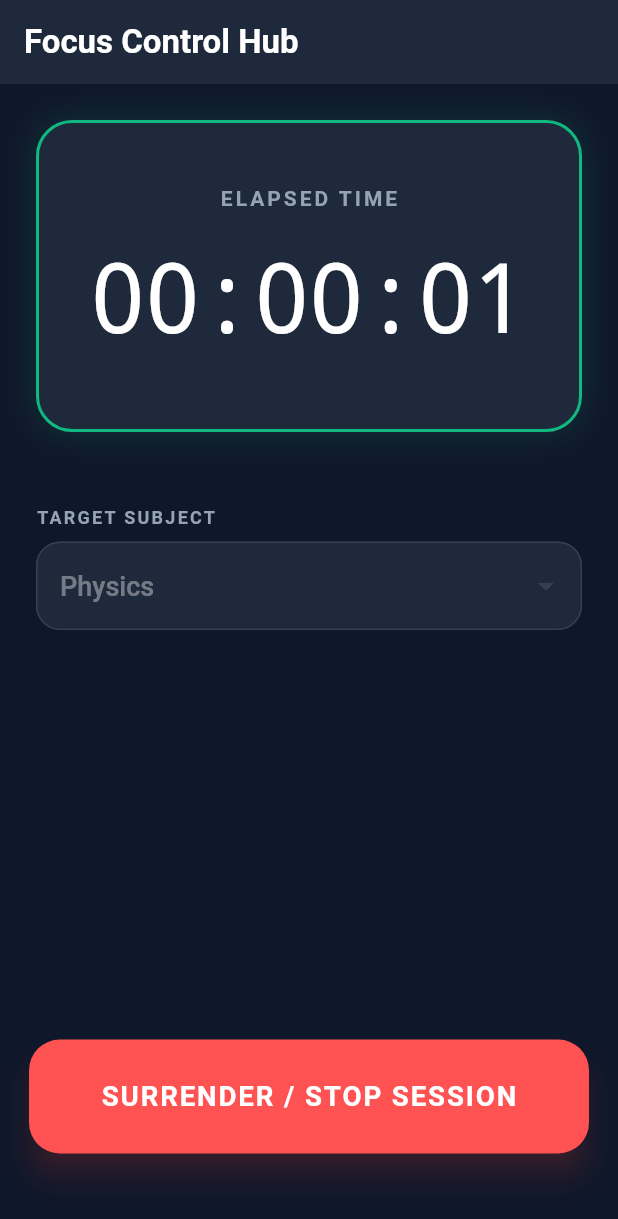
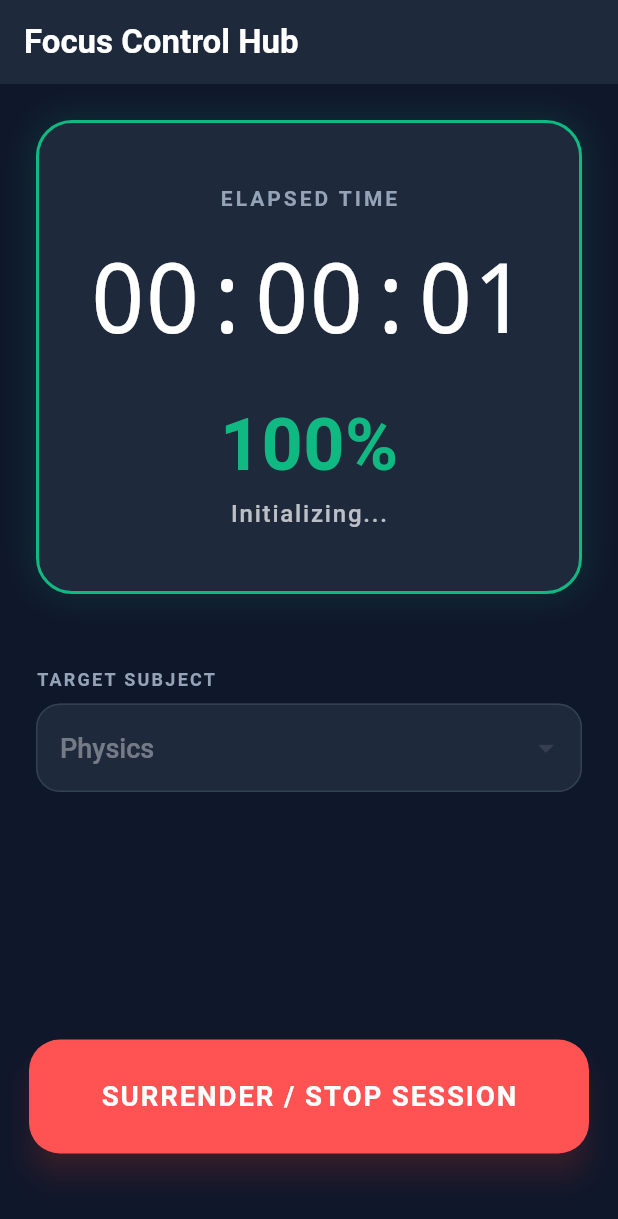
Before and after one commit to sireenyadav/face-tracker1, a Flutter app: the screen it shows after launch, after a tap on "START FOCUS SESSION", on a phone screen of 412 x 824 dp. Shown: the top 1219 px of the screen. Run offline on Flutter 3.47's test engine with Material 3 defaults, Android fonts, the phone set to English and light mode, and no system bars; our stand-ins replace permission_handler, supabase_flutter; missing offline and left inert: flutter_webrtc; accounts and stored records are empty.

Commit message:
Implement permission_handler and connect live telemetry EventChannel in Dashboard

```diff
--- a/lib/screens/dashboard_screen.dart
+++ b/lib/screens/dashboard_screen.dart
@@ -2,6 +2,7 @@ import 'dart:async';
 import 'package:flutter/material.dart';
 import 'package:flutter/services.dart';
 import 'package:flutter_webrtc/flutter_webrtc.dart';
+import 'package:permission_handler/permission_handler.dart';
 import '../telemetry/webrtc_stream_handler.dart';
 
 const Color emeraldColor = Color(0xFF10B981);
@@ -16,6 +17,11 @@ class DashboardScreen extends StatefulWidget {
 class _DashboardScreenState extends State<DashboardScreen> with SingleTickerProviderStateMixin {
   // Define the method channel matching the native Kotlin pipeline hooks
   static const platform = MethodChannel('com.facetracker.face_tracker/telemetry');
+  static const telemetryStream = EventChannel('com.facetracker/telemetryStream');
+
+  StreamSubscription? _telemetrySubscription;
+  int _liveScore = 100;
+  String _liveState = "Initializing...";
 
   bool _isSessionActive = false;
   int _elapsedSeconds = 0;
@@ -60,9 +66,18 @@ class _DashboardScreenState extends State<DashboardScreen> with SingleTickerProv
 
   @override
   void dispose() {
+    _telemetrySubscription?.cancel();
     _timer?.cancel();
     _pulseController.dispose();
     super.dispose();
+  }
+
+  Future<bool> _requestPermissions() async {
+    Map<Permission, PermissionStatus> statuses = await [
+      Permission.camera,
+      Permission.notification,
+    ].request();
+    return statuses[Permission.camera]!.isGranted && statuses[Permission.notification]!.isGranted;
   }
 
   void _toggleSession() async {
@@ -70,6 +85,7 @@ class _DashboardScreenState extends State<DashboardScreen> with SingleTickerProv
       // ---------------------------------------------------------
       // SURRENDER / STOP SESSION LOGIC
       // ---------------------------------------------------------
+      _telemetrySubscription?.cancel();
       _timer?.cancel();
       _pulseController.stop();
       _pulseController.reset();
@@ -87,8 +103,17 @@ class _DashboardScreenState extends State<DashboardScreen> with SingleTickerProv
       // ---------------------------------------------------------
       // START FOCUS SESSION LOGIC
       // ---------------------------------------------------------
+      if (!await _requestPermissions()) {
+        if (mounted) {
+          ScaffoldMessenger.of(context).showSnackBar(const SnackBar(content: Text("Camera & Notification permissions are strictly required.")));
+        }
+        return;
+      }
+
       setState(() {
         _elapsedSeconds = 0;
+        _liveScore = 100;
+        _liveState = "Initializing...";
         _isSessionActive = true;
       });
 
@@ -97,6 +122,16 @@ class _DashboardScreenState extends State<DashboardScreen> with SingleTickerProv
       try {
         await platform.invokeMethod('startSession', {
           'subjectTag': _selectedSubject,
+        });
+
+        _telemetrySubscription = telemetryStream.receiveBroadcastStream().listen((event) {
+          final data = Map<String, dynamic>.from(event);
+          if (mounted) {
+            setState(() {
+              _liveScore = data['score'] ?? 100;
+              _liveState = data['state'] ?? "Unknown";
+            });
+          }
         });
       } on PlatformException catch (e) {
         debugPrint("Failed to start session: '${e.message}'.");
@@ -181,6 +216,26 @@ class _DashboardScreenState extends State<DashboardScreen> with SingleTickerProv
                         letterSpacing: -2,
                       ),
                     ),
+                    if (_isSessionActive) ...[
+                      const SizedBox(height: 16),
+                      Text(
+                        "$_liveScore%",
+                        style: TextStyle(
+                          fontSize: 48,
+                          fontWeight: FontWeight.bold,
+                          color: _liveScore >= 75 ? emeraldColor : Colors.redAccent,
+                        ),
+                      ),
+                      Text(
+                        _liveState,
+                        style: const TextStyle(
+                          color: Colors.white70,
+                          fontSize: 16,
+                          fontWeight: FontWeight.w500,
+                          letterSpacing: 1.2,
+                        ),
+                      ),
+                    ],
                   ],
                 ),
               ),
--- a/pubspec.yaml
+++ b/pubspec.yaml
@@ -36,6 +36,7 @@ dependencies:
   cupertino_icons: ^1.0.8
   flutter_webrtc: ^1.4.1
   supabase_flutter: ^2.14.2
+  permission_handler: ^12.0.3
 
 dev_dependencies:
   flutter_test:
```
Also changed, not shown: pubspec.lock.
